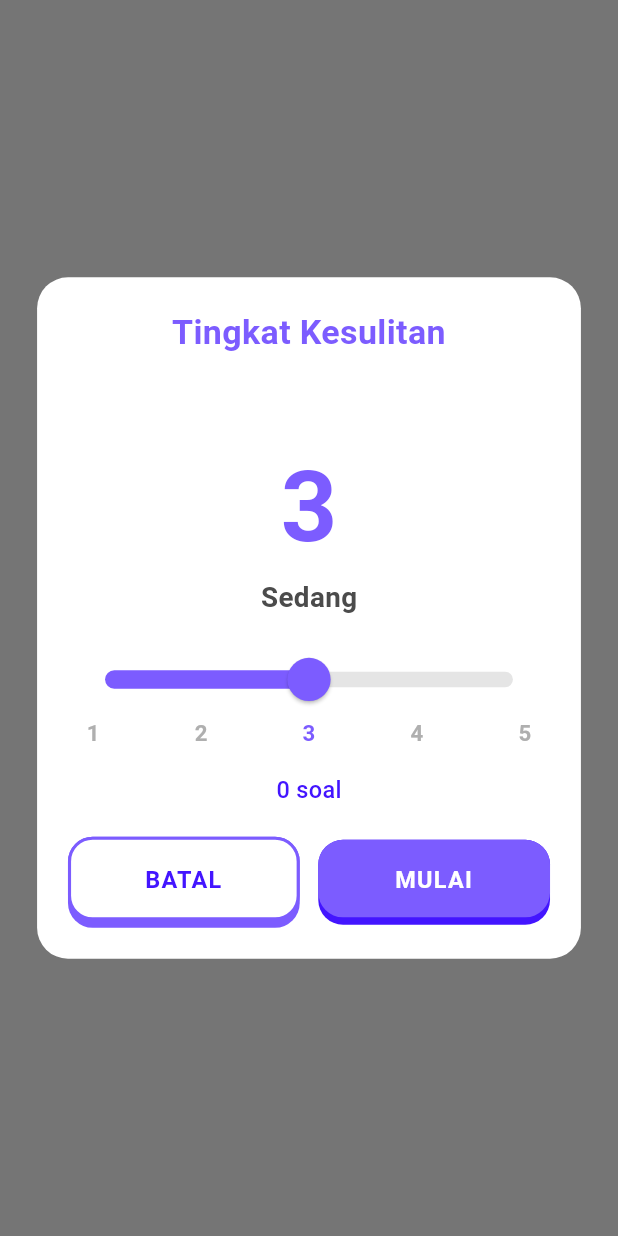
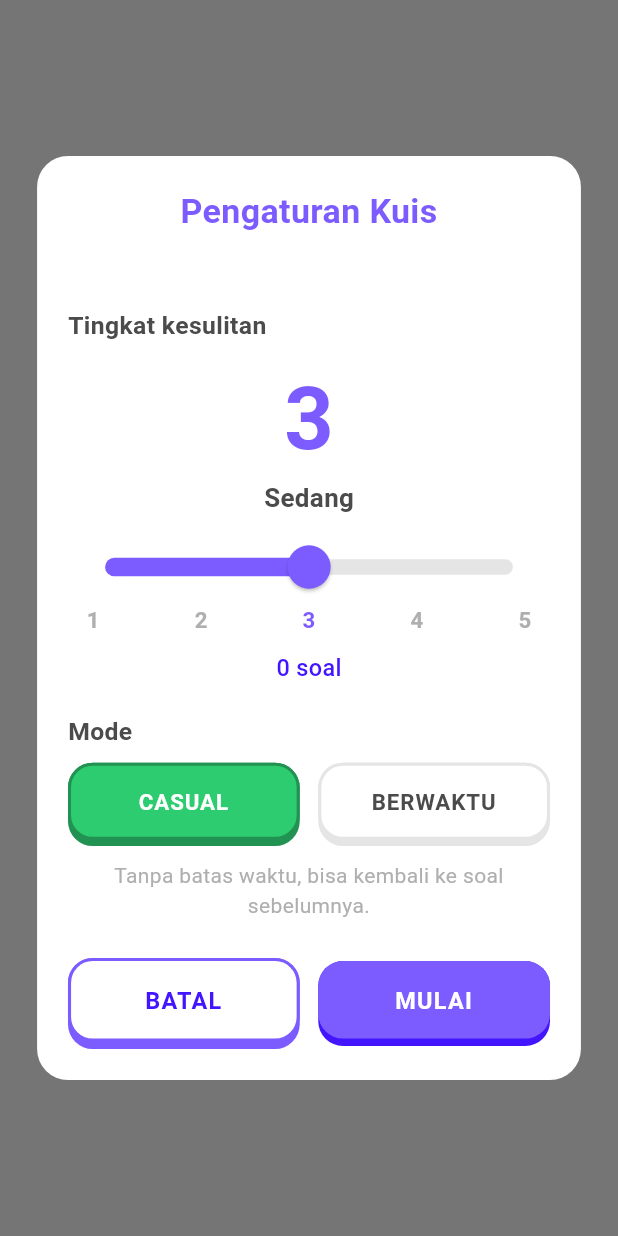
Before and after one commit to reppiw/UTSlabPMRevita, a Flutter app: what show() shows on an empty page, opened directly with empty values, on a phone screen of 412 x 824 dp. Run offline on Flutter 3.47's test engine with Material 3 defaults, Android fonts, the phone set to English and light mode, and no system bars; accounts and stored records are empty; Roboto replaces fonts that are missing (Poppins).

Commit message:
add quiz mode

```diff
--- a/lib/models/quiz_mode.dart
+++ b/lib/models/quiz_mode.dart
@@ -1,9 +1,11 @@
+const int secondsPerQuestion = 20;
+
 enum QuizMode { casual, timed }
 
 extension QuizModeLabel on QuizMode {
-  String get label => this == QuizMode.casual ? 'Casual' : 'Hard';
+  String get label => this == QuizMode.casual ? 'Casual' : 'Berwaktu';
 
   String get description => this == QuizMode.casual
-      ? 'Tanpa batas waktu, santai.'
-      : 'Gercep! Ada batas waktu tiap soal.';
+      ? 'Tanpa batas waktu, bisa kembali ke soal sebelumnya.'
+      : '$secondsPerQuestion detik per soal, tidak bisa kembali.';
 }
--- a/lib/screens/profile_screen.dart
+++ b/lib/screens/profile_screen.dart
@@ -176,6 +176,7 @@ class ProfilePage extends StatelessWidget {
             width: double.infinity,
             child: PrimaryButton(
               label: 'Keluar',
+              color: Colors.red,
               onPressed: () => _logout(context),
             ),
           ),
--- a/lib/widgets/difficulty_dialog.dart
+++ b/lib/widgets/difficulty_dialog.dart
@@ -1,34 +1,42 @@
 import 'package:flutter/material.dart';
 import '../data/data_dummy.dart';
+import '../models/quiz_mode.dart';
 import '../utils/app_colors.dart';
 import '../utils/responsive.dart';
 import 'primary_button.dart';
+import 'quiz_mode_picker.dart';
+
+typedef QuizSetup = ({int difficulty, QuizMode mode});
 
 class DifficultyDialog extends StatefulWidget {
   final String categoryId;
   final String categoryName;
   final int initialValue;
+  final QuizMode initialMode;
 
   const DifficultyDialog({
     super.key,
     required this.categoryId,
     required this.categoryName,
     this.initialValue = 3,
+    this.initialMode = QuizMode.casual,
   });
 
-  /// Hasilnya angka 1-5, atau null jika dibatalkan.
-  static Future<int?> show(
+  /// Hasilnya kesulitan (1-5) dan mode, atau null jika dibatalkan.
+  static Future<QuizSetup?> show(
     BuildContext context, {
     required String categoryId,
     required String categoryName,
     int initialValue = 3,
+    QuizMode initialMode = QuizMode.casual,
   }) {
-    return showDialog<int>(
+    return showDialog<QuizSetup>(
       context: context,
       builder: (_) => DifficultyDialog(
         categoryId: categoryId,
         categoryName: categoryName,
         initialValue: initialValue,
+        initialMode: initialMode,
       ),
     );
   }
@@ -47,11 +55,30 @@ class _DifficultyDialogState extends State<DifficultyDialog> {
   ];
 
   late int _value;
+  late QuizMode _mode;
 
   @override
   void initState() {
     super.initState();
     _value = widget.initialValue.clamp(1, 5);
+    _mode = widget.initialMode;
+  }
+
+  Widget _label(Responsive r, String text) {
+    return Align(
+      alignment: Alignment.centerLeft,
+      child: Padding(
+        padding: EdgeInsets.only(bottom: r.h(1)),
+        child: Text(
+          text,
+          style: TextStyle(
+            fontSize: r.sp(4),
+            fontWeight: FontWeight.w700,
+            color: AppColors.textDark,
+          ),
+        ),
+      ),
+    );
   }
 
   @override
@@ -77,7 +104,7 @@ class _DifficultyDialogState extends State<DifficultyDialog> {
             mainAxisSize: MainAxisSize.min,
             children: [
               Text(
-                'Tingkat Kesulitan',
+                'Pengaturan Kuis',
                 textAlign: TextAlign.center,
                 style: TextStyle(
                   fontSize: r.sp(5.5),
@@ -94,13 +121,14 @@ class _DifficultyDialogState extends State<DifficultyDialog> {
                   color: AppColors.textMuted,
                 ),
               ),
-              SizedBox(height: r.h(3)),
+              SizedBox(height: r.h(2.5)),
 
-              // Angka level besar
+              // ---------- Tingkat kesulitan ----------
+              _label(r, 'Tingkat kesulitan'),
               Text(
                 '$_value',
                 style: TextStyle(
-                  fontSize: r.sp(16),
+                  fontSize: r.sp(14),
                   fontWeight: FontWeight.w700,
                   color: AppColors.primary,
                 ),
@@ -108,14 +136,12 @@ class _DifficultyDialogState extends State<DifficultyDialog> {
               Text(
                 _levelNames[_value - 1],
                 style: TextStyle(
-                  fontSize: r.sp(4.5),
+                  fontSize: r.sp(4.2),
                   fontWeight: FontWeight.w700,
                   color: AppColors.textDark,
                 ),
               ),
-              SizedBox(height: r.h(2)),
-
-              // Slider 1 - 5
+              SizedBox(height: r.h(1)),
               SliderTheme(
                 data: SliderTheme.of(context).copyWith(
                   trackHeight: r.sp(2.5),
@@ -140,8 +166,6 @@ class _DifficultyDialogState extends State<DifficultyDialog> {
                   onChanged: (v) => setState(() => _value = v.round()),
                 ),
               ),
-
-              // Angka 1 - 5 di bawah slider
               Padding(
                 padding: EdgeInsets.symmetric(horizontal: r.sp(3)),
                 child: Row(
@@ -161,18 +185,25 @@ class _DifficultyDialogState extends State<DifficultyDialog> {
                   ],
                 ),
               ),
-              SizedBox(height: r.h(2)),
-
+              SizedBox(height: r.h(1.2)),
               Text(
                 '$totalQuestions soal',
                 style: TextStyle(
                   fontSize: r.sp(3.8),
                   fontWeight: FontWeight.w500,
-                  color: AppColors.primaryShadow,
+                  color: AppColors.primaryText,
                 ),
               ),
+
+              // ---------- Mode ----------
               SizedBox(height: r.h(2.5)),
+              _label(r, 'Mode'),
+              QuizModePicker(
+                selected: _mode,
+                onChanged: (m) => setState(() => _mode = m),
+              ),
 
+              SizedBox(height: r.h(3)),
               Row(
                 children: [
                   Expanded(
@@ -186,7 +217,10 @@ class _DifficultyDialogState extends State<DifficultyDialog> {
                   Expanded(
                     child: PrimaryButton(
                       label: 'Mulai',
-                      onPressed: () => Navigator.pop(context, _value),
+                      onPressed: () => Navigator.pop(
+                        context,
+                        (difficulty: _value, mode: _mode),
+                      ),
                     ),
                   ),
                 ],
--- a/lib/widgets/primary_button.dart
+++ b/lib/widgets/primary_button.dart
@@ -8,6 +8,7 @@ class PrimaryButton extends StatelessWidget {
   final VoidCallback? onPressed;
   final bool outlined;
   final int? accentIndex; // 0-4, kosong = warna utama tema
+  final Color? color;
 
   const PrimaryButton({
     super.key,
@@ -15,6 +16,7 @@ class PrimaryButton extends StatelessWidget {
     required this.onPressed,
     this.outlined = false,
     this.accentIndex,
+    this.color,
   });
 
   @override
@@ -22,8 +24,9 @@ class PrimaryButton extends StatelessWidget {
     final r = Responsive(context);
     final enabled = onPressed != null;
 
-    final accent =
-        accentIndex == null ? null : AppColors.accent(accentIndex!);
+    final accent = color != null
+        ? AccentColor.fromMain(color!)
+        : accentIndex == null ? null : AppColors.accent(accentIndex!);
     final main = accent?.main ?? AppColors.primary;
     final shadow = accent?.shadow ?? AppColors.primaryShadow;
     final text = accent?.text ?? AppColors.primaryText;
--- /dev/null
+++ b/lib/widgets/quiz_mode_picker.dart
@@ -0,0 +1,69 @@
+import 'package:flutter/material.dart';
+import '../models/quiz_mode.dart';
+import '../utils/app_colors.dart';
+import '../utils/responsive.dart';
+import 'chunky_container.dart';
+
+class QuizModePicker extends StatelessWidget {
+  final QuizMode selected;
+  final ValueChanged<QuizMode> onChanged;
+
+  const QuizModePicker({
+    super.key,
+    required this.selected,
+    required this.onChanged,
+  });
+
+  Widget _option(Responsive r, QuizMode mode, int accentIndex) {
+    final accent = AppColors.accent(accentIndex);
+    final isSelected = selected == mode;
+
+    return ChunkyContainer(
+      onTap: () => onChanged(mode),
+      color: isSelected ? accent.main : AppColors.surface,
+      shadowColor: isSelected ? accent.shadow : AppColors.border,
+      borderColor: isSelected ? accent.shadow : AppColors.border,
+      borderWidth: r.sp(0.5),
+      depth: r.sp(1),
+      radius: r.sp(4),
+      padding: EdgeInsets.symmetric(vertical: r.sp(3.2)),
+      child: Text(
+        mode.label.toUpperCase(),
+        textAlign: TextAlign.center,
+        style: TextStyle(
+          fontSize: r.sp(3.6),
+          fontWeight: FontWeight.w700,
+          letterSpacing: r.sp(0.15),
+          color: isSelected ? Colors.white : AppColors.textDark,
+        ),
+      ),
+    );
+  }
+
+  @override
+  Widget build(BuildContext context) {
+    final r = Responsive(context);
+
+    return Column(
+      mainAxisSize: MainAxisSize.min,
+      children: [
+        Row(
+          children: [
+            Expanded(child: _option(r, QuizMode.casual, 3)),
+            SizedBox(width: r.w(3)),
+            Expanded(child: _option(r, QuizMode.timed, 1)),
+          ],
+        ),
+        SizedBox(height: r.h(1.2)),
+        Text(
+          selected.description,
+          textAlign: TextAlign.center,
+          style: TextStyle(
+            fontSize: r.sp(3.4),
+            color: AppColors.textMuted,
+          ),
+        ),
+      ],
+    );
+  }
+}
```
Also changed, not shown: lib/providers/quiz_provider.dart (+56 -2 lines), lib/screens/home_screen.dart (+10 -6 lines), lib/screens/quiz_page.dart (+66 -11 lines), lib/widgets/timer_bar.dart (added, +81 -0 lines).
